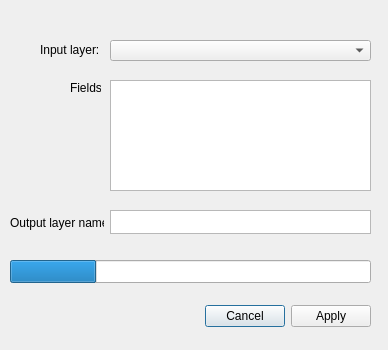
Before: the Qt Designer form dissolve_related/dissolve_related_dialog_base.ui in pandryk/PythonRepo, drawn with Qt 5.
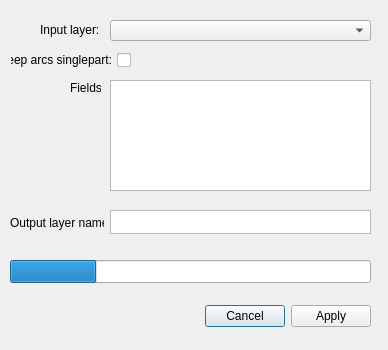
After: the same form once the commit is applied.

Commit message: Keep arcs singlepart checkbox

What changed in the file:
```diff
--- a/dissolve_related/dissolve_related_dialog_base.ui
+++ b/dissolve_related/dissolve_related_dialog_base.ui
@@ -51,7 +51,7 @@
    <property name="geometry">
     <rect>
      <x>110</x>
-     <y>40</y>
+     <y>20</y>
      <width>261</width>
      <height>21</height>
     </rect>
@@ -61,7 +61,7 @@
    <property name="geometry">
     <rect>
      <x>40</x>
-     <y>40</y>
+     <y>20</y>
      <width>61</width>
      <height>20</height>
     </rect>
@@ -135,6 +135,25 @@
     <bool>false</bool>
    </property>
   </widget>
+  <widget class="QCheckBox" name="keepSinglepartCheckBox">
+   <property name="geometry">
+    <rect>
+     <x>10</x>
+     <y>50</y>
+     <width>121</width>
+     <height>20</height>
+    </rect>
+   </property>
+   <property name="layoutDirection">
+    <enum>Qt::RightToLeft</enum>
+   </property>
+   <property name="text">
+    <string>Keep arcs singlepart:</string>
+   </property>
+   <property name="checked">
+    <bool>false</bool>
+   </property>
+  </widget>
  </widget>
  <resources/>
  <connections>
```
The commit also changes 2 other files.
